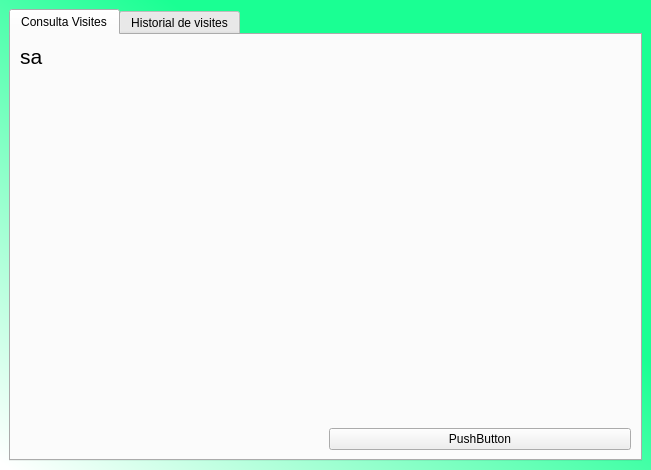
Before: the Qt Designer form Vistes/Metge.ui in Jordiva/MongoDB, drawn with Qt 5.
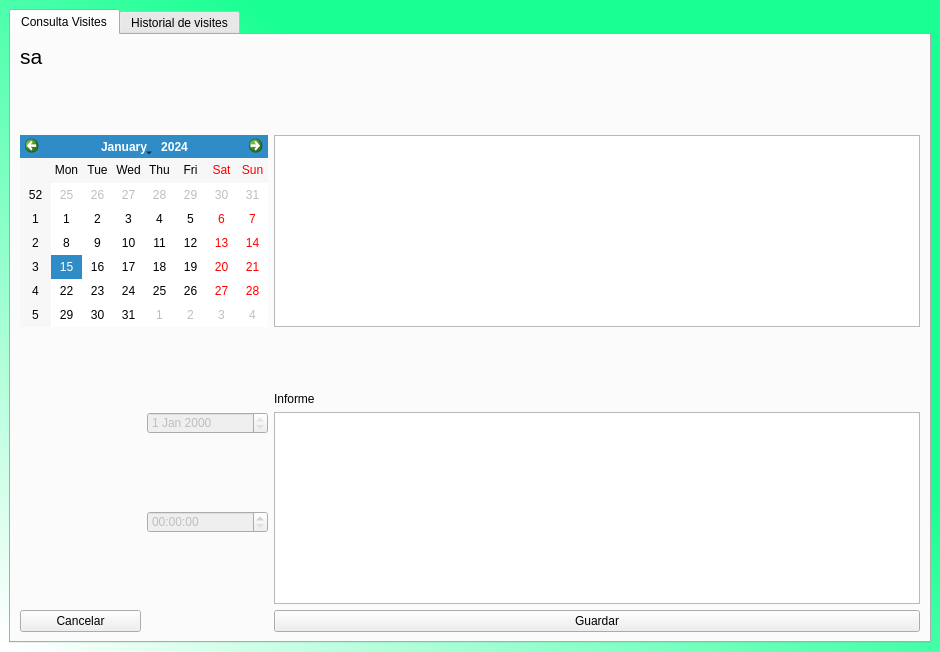
After: the same form once the commit is applied.

The edit to the form file:
```diff
--- a/Vistes/Metge.ui
+++ b/Vistes/Metge.ui
@@ -6,8 +6,8 @@
    <rect>
     <x>0</x>
     <y>0</y>
-    <width>651</width>
-    <height>470</height>
+    <width>940</width>
+    <height>652</height>
    </rect>
   </property>
   <property name="windowTitle">
@@ -30,22 +30,18 @@
         <string>Consulta Visites</string>
        </attribute>
        <layout class="QGridLayout" name="gridLayout_2">
-        <item row="2" column="1">
-         <widget class="QPushButton" name="pushButton">
-          <property name="text">
-           <string>PushButton</string>
-          </property>
-         </widget>
-        </item>
         <item row="1" column="0">
          <spacer name="verticalSpacer">
           <property name="orientation">
            <enum>Qt::Vertical</enum>
           </property>
+          <property name="sizeType">
+           <enum>QSizePolicy::MinimumExpanding</enum>
+          </property>
           <property name="sizeHint" stdset="0">
            <size>
-            <width>20</width>
-            <height>40</height>
+            <width>27</width>
+            <height>37</height>
            </size>
           </property>
          </spacer>
@@ -70,6 +66,86 @@
           </property>
          </widget>
         </item>
+        <item row="2" column="2">
+         <widget class="QTableWidget" name="tableWidget"/>
+        </item>
+        <item row="2" column="0" colspan="2">
+         <widget class="QCalendarWidget" name="calendarWidget"/>
+        </item>
+        <item row="5" column="1">
+         <widget class="QDateEdit" name="dateEdit">
+          <property name="enabled">
+           <bool>false</bool>
+          </property>
+          <property name="readOnly">
+           <bool>true</bool>
+          </property>
+         </widget>
+        </item>
+        <item row="5" column="2" rowspan="2">
+         <widget class="QTextEdit" name="Informe"/>
+        </item>
+        <item row="3" column="2">
+         <spacer name="verticalSpacer_3">
+          <property name="orientation">
+           <enum>Qt::Vertical</enum>
+          </property>
+          <property name="sizeHint" stdset="0">
+           <size>
+            <width>20</width>
+            <height>40</height>
+           </size>
+          </property>
+         </spacer>
+        </item>
+        <item row="6" column="0">
+         <spacer name="verticalSpacer_4">
+          <property name="orientation">
+           <enum>Qt::Vertical</enum>
+          </property>
+          <property name="sizeHint" stdset="0">
+           <size>
+            <width>20</width>
+            <height>40</height>
+           </size>
+          </property>
+         </spacer>
+        </item>
+        <item row="5" column="0">
+         <widget class="QLabel" name="nom">
+          <property name="text">
+           <string/>
+          </property>
+         </widget>
+        </item>
+        <item row="4" column="2">
+         <widget class="QLabel" name="label_2">
+          <property name="text">
+           <string>Informe</string>
+          </property>
+         </widget>
+        </item>
+        <item row="7" column="0">
+         <widget class="QPushButton" name="cancelar">
+          <property name="text">
+           <string>Cancelar</string>
+          </property>
+         </widget>
+        </item>
+        <item row="7" column="2">
+         <widget class="QPushButton" name="guardar">
+          <property name="text">
+           <string>Guardar</string>
+          </property>
+         </widget>
+        </item>
+        <item row="6" column="1">
+         <widget class="QTimeEdit" name="timeEdit">
+          <property name="enabled">
+           <bool>false</bool>
+          </property>
+         </widget>
+        </item>
        </layout>
       </widget>
       <widget class="QWidget" name="HistorialDeVisites">
```
